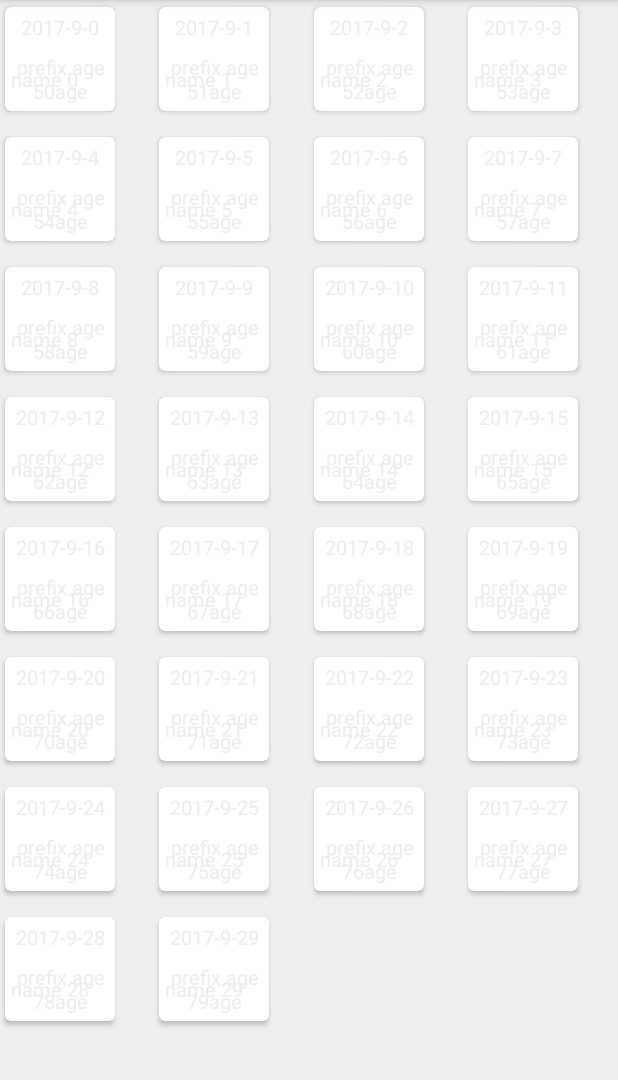
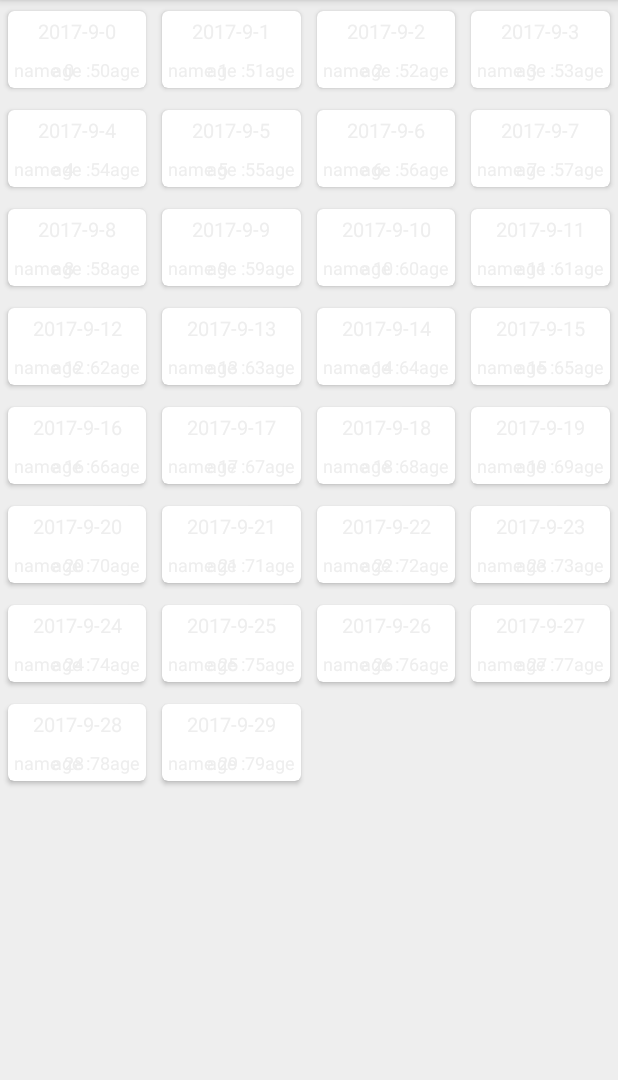
Before and after one commit to ysera34/android-memorialize, an Android app: the screen it shows after launch (MainActivity), on a phone screen of 412 x 824 dp, the part 156-1236 px from its top. Run offline under Robolectric (Android 15) with nearby library versions, the light colour scheme and no system bars.

Commit message:
update friend recycler view item align center

```diff
--- a/Altar/app/src/main/java/com/memorial/altar/view/fragment/FriendListFragment.java
+++ b/Altar/app/src/main/java/com/memorial/altar/view/fragment/FriendListFragment.java
@@ -120,7 +120,7 @@ public class FriendListFragment extends Fragment {
         ArrayList<Friend> friends = new ArrayList<>();
         for (int i = 0; i < 30; i++) {
             Friend friend = new Friend();
-            friend.setAge("prefix age " + (i + 50) + "age");
+            friend.setAge("age :" + (i + 50) + "age");
             friend.setName("name " + i);
             friend.setObitDate("2017-" + "9-" + i);
             friends.add(friend);
--- a/Altar/app/src/main/res/layout/list_item_friend.xml
+++ b/Altar/app/src/main/res/layout/list_item_friend.xml
@@ -3,11 +3,12 @@
     xmlns:card_view="http://schemas.android.com/apk/res-auto"
     xmlns:android="http://schemas.android.com/apk/res/android"
     android:id="@+id/friend_card_view"
-    android:layout_width="80dp"
+    android:layout_width="match_parent"
     android:layout_height="wrap_content"
     card_view:cardUseCompatPadding="true"
     card_view:cardCornerRadius="4dp"
-    android:layout_marginBottom="8dp">
+    card_view:cardMaxElevation="4dp"
+    card_view:cardElevation="2dp">
 
     <RelativeLayout
         android:layout_width="match_parent"
@@ -25,7 +26,6 @@
             android:layout_width="match_parent"
             android:layout_height="wrap_content"
             android:textSize="13sp"
-            android:text="@string/app_name"
             android:textColor="@color/colorGray200"
             android:gravity="center"
             android:layout_below="@+id/list_item_friend_photo_image_view"
@@ -41,8 +41,7 @@
                 android:id="@+id/list_item_friend_name_text_view"
                 android:layout_width="wrap_content"
                 android:layout_height="wrap_content"
-                android:textSize="13sp"
-                android:text="@string/app_name"
+                android:textSize="12sp"
                 android:textColor="@color/colorGray200"
                 android:gravity="center"
                 android:layout_centerVertical="true"
@@ -52,8 +51,7 @@
                 android:id="@+id/list_item_friend_age_text_view"
                 android:layout_width="wrap_content"
                 android:layout_height="wrap_content"
-                android:textSize="13sp"
-                android:text="@string/app_name"
+                android:textSize="12sp"
                 android:textColor="@color/colorGray200"
                 android:gravity="center"
                 android:layout_centerVertical="true"
```
